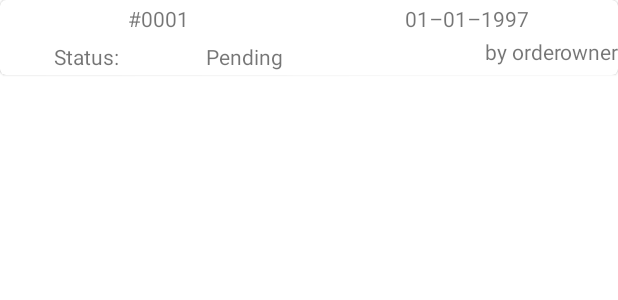
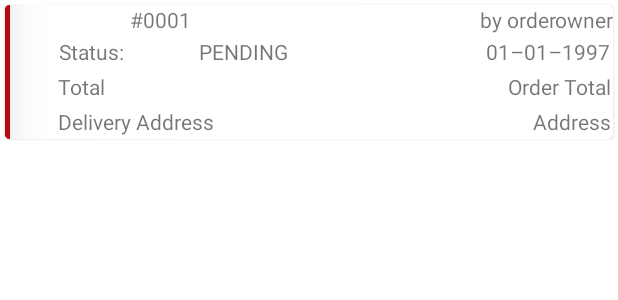
Before and after one commit to StevieApp/restaurantorders, an Android app: the layout each_order.xml on its own in the app's theme, with its tools: preview values and no code run, on a phone screen of 412 x 824 dp. Shown: the top 300 px of the screen. Run offline under Robolectric (Android 15) with nearby library versions, the phone set to English and light mode, and no system bars; network calls fail.

Commit message:
changes made... done

```diff
--- a/app/src/main/java/com/example/restaurantorders/ItemRecyclerViewAdapter.java
+++ b/app/src/main/java/com/example/restaurantorders/ItemRecyclerViewAdapter.java
@@ -51,10 +51,11 @@ public class ItemRecyclerViewAdapter extends RecyclerView.Adapter<ItemRecyclerVi
         } else {
             holder.description.setText(itemss.get(position).getDescription());
         }
+        String price = "Ksh " + itemss.get(position).getPrice();
         if (String.valueOf(itemss.get(position).getPrice()).equals("")) {
             holder.itempricing.setText("N/A");
         } else {
-            holder.itempricing.setText(String.valueOf(itemss.get(position).getPrice()));
+            holder.itempricing.setText(price);
         }
         holder.quantity.setText(String.valueOf(itemss.get(position).getQuantity()));
         if (String.valueOf(itemss.get(position).getAccompaniment_id()).equals("")) {
--- a/app/src/main/res/layout/each_order.xml
+++ b/app/src/main/res/layout/each_order.xml
@@ -1,19 +1,36 @@
 <?xml version="1.0" encoding="utf-8"?>
 <com.google.android.material.card.MaterialCardView xmlns:android="http://schemas.android.com/apk/res/android"
     android:layout_width="match_parent"
-    android:layout_height="50dp"
+    xmlns:app="http://schemas.android.com/apk/res-auto"
+    android:layout_height="wrap_content"
     android:layout_marginBottom="1dp"
+    android:layout_margin="3dp"
+    app:cardCornerRadius="3dp"
     android:elevation="9dp">
 
+    <FrameLayout
+        android:id="@+id/frame"
+        android:layout_width="3dp"
+        android:layout_height="match_parent"
+        android:layout_marginEnd="1dp"
+        android:background="#B60909"
+        android:elevation="25dp" />
+
+
     <LinearLayout
+        android:layout_width="match_parent"
         android:id="@+id/parent_layout"
+        android:layout_height="wrap_content"
+        android:orientation="vertical">
+
+        <LinearLayout
             android:layout_width="match_parent"
-        android:layout_height="match_parent"
+            android:layout_height="wrap_content"
             android:orientation="horizontal">
 
             <LinearLayout
                 android:layout_width="193dp"
-            android:layout_height="match_parent"
+                android:layout_height="wrap_content"
                 android:layout_weight=".5"
                 android:orientation="vertical">
 
@@ -28,11 +45,12 @@
                 <LinearLayout
                     android:layout_width="match_parent"
                     android:layout_height="match_parent"
+                    android:layout_margin="2dp"
                     android:layout_weight=".5">
 
                     <TextView
                         android:layout_width="178dp"
-                    android:layout_height="match_parent"
+                        android:layout_height="wrap_content"
                         android:layout_weight=".5"
                         android:gravity="center"
                         android:text="@string/status" />
@@ -40,7 +58,7 @@
                     <TextView
                         android:id="@+id/orderstatus"
                         android:layout_width="160dp"
-                    android:layout_height="match_parent"
+                        android:layout_height="wrap_content"
                         android:layout_weight=".5"
                         android:gravity="center"
                         android:text="@string/Pending" />
@@ -57,20 +75,80 @@
                 android:orientation="vertical">
 
                 <TextView
-                android:id="@+id/orderdate"
-                android:layout_width="match_parent"
-                android:layout_height="wrap_content"
-                android:layout_weight=".5"
-                android:gravity="center"
-                android:text="@string/orderdate" />
-
-            <TextView
                     android:id="@+id/orderowner"
                     android:layout_width="match_parent"
                     android:layout_height="wrap_content"
                     android:layout_weight=".5"
                     android:gravity="end"
                     android:text="@string/orderowner" />
+
+                <TextView
+                    android:id="@+id/orderdate"
+                    android:layout_width="match_parent"
+                    android:layout_height="wrap_content"
+                    android:layout_margin="2dp"
+                    android:layout_weight=".5"
+                    android:gravity="end"
+                    android:text="@string/orderdate" />
+
+
             </LinearLayout>
         </LinearLayout>
+
+        <LinearLayout
+            android:layout_width="match_parent"
+            android:layout_height="wrap_content"
+            android:layout_margin="2dp"
+            android:layout_weight=".5"
+            android:orientation="horizontal">
+
+            <TextView
+                android:layout_width="178dp"
+                android:layout_height="match_parent"
+                android:layout_marginStart="33dp"
+                android:layout_weight=".5"
+                android:gravity="start"
+                android:text="@string/total" />
+
+            <TextView
+                android:id="@+id/ordertotal"
+                android:layout_width="160dp"
+                android:layout_height="match_parent"
+                android:layout_weight=".5"
+                android:gravity="end"
+                android:text="@string/order_total" />
+
+        </LinearLayout>
+
+        <LinearLayout
+            android:layout_width="match_parent"
+            android:layout_height="match_parent"
+            android:layout_margin="2dp"
+            android:layout_weight=".5">
+
+            <TextView
+                android:layout_width="match_parent"
+                android:layout_height="wrap_content"
+                android:layout_marginStart="33dp"
+                android:layout_weight=".5"
+                android:gravity="start"
+                android:text="@string/delivery_address">
+
+            </TextView>
+
+            <TextView
+                android:id="@+id/deliveryadd"
+                android:layout_width="match_parent"
+                android:layout_height="wrap_content"
+                android:layout_weight=".5"
+                android:gravity="end"
+                android:text="@string/address">
+
+            </TextView>
+
+        </LinearLayout>
+
+    </LinearLayout>
+
+
 </com.google.android.material.card.MaterialCardView>
--- a/app/src/main/res/values/strings.xml
+++ b/app/src/main/res/values/strings.xml
@@ -10,7 +10,7 @@
     <string name="orders">Orders</string>
     <string name="dispatchedorders">Dispatched Orders</string>
     <string name="status">Status:</string>
-    <string name="Pending">Pending</string>
+    <string name="Pending">PENDING</string>
     <string name="createdat">Created at:</string>
     <string name="image">image</string>
     <string name="createdattime">Time created</string>
@@ -66,4 +66,8 @@
     <string name="no_pending_orders">No Pending Orders</string>
     <string name="product_attribute">Product Attribute</string>
     <string name="attribute">attribute</string>
+    <string name="order_total">Order Total</string>
+    <string name="total">Total</string>
+    <string name="address">Address</string>
+    <string name="delivery_address">Delivery Address</string>
 </resources>
```
Also changed, not shown: app/src/main/java/com/example/restaurantorders/RecyclerViewAdapter.java (+18 -5 lines), app/src/main/java/com/example/restaurantorders/SpecificOrder.java (+25 -15 lines), app/src/main/res/layout/activity_specific_order.xml (+10 -2 lines), app/src/main/res/drawable/chicken.jpg (renamed from app/src/main/res/drawable/chicken.png). Lines whose indentation alone changed are shown as unchanged.
